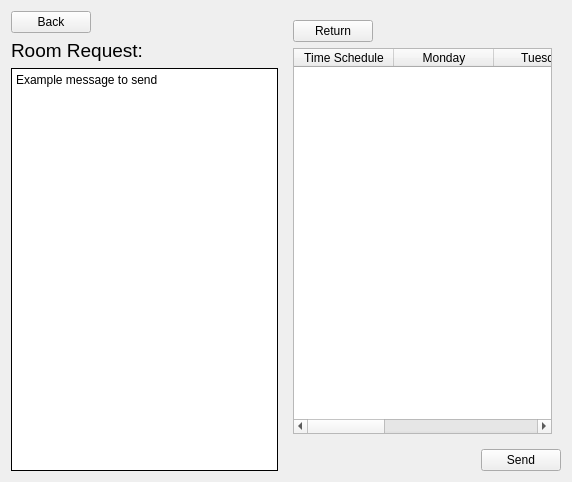
Before: the Qt Designer form Room_Request_Staff.ui in Carl-Sayson/TUPC-Room-Utilization, drawn with Qt 5.
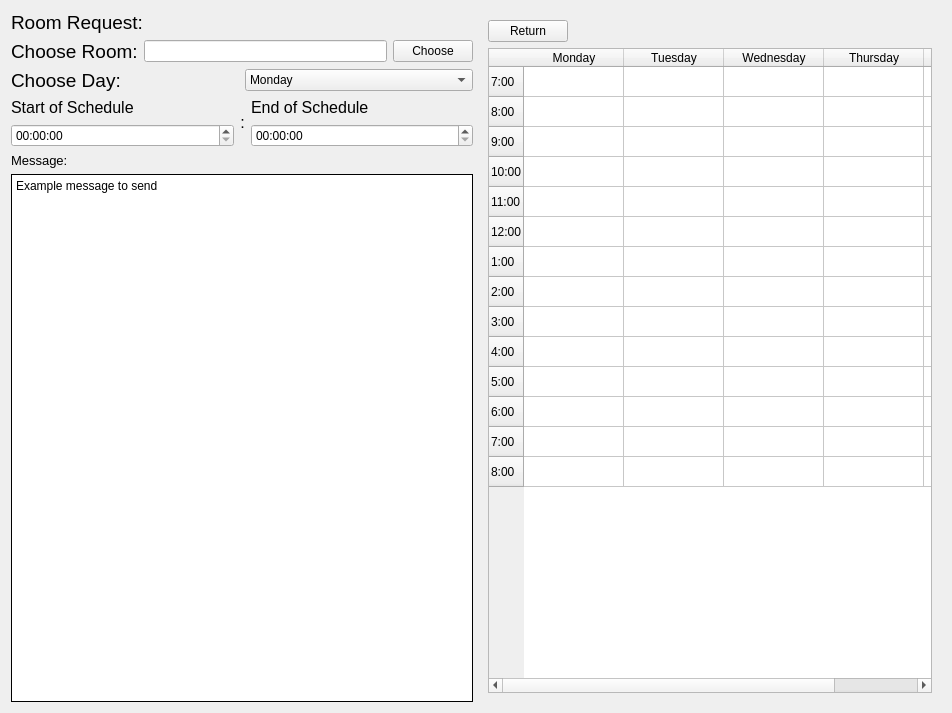
After: the same form once the commit is applied. The open tabs and pages were chosen to show the change.

What changed in the file:
```diff
--- a/Room_Request_Staff.ui
+++ b/Room_Request_Staff.ui
@@ -6,23 +6,22 @@
    <rect>
     <x>0</x>
     <y>0</y>
-    <width>572</width>
-    <height>482</height>
+    <width>952</width>
+    <height>713</height>
    </rect>
   </property>
+  <property name="maximumSize">
+   <size>
+    <width>952</width>
+    <height>713</height>
+   </size>
+  </property>
   <property name="windowTitle">
    <string>Dialog</string>
   </property>
   <layout class="QGridLayout" name="gridLayout_3">
    <item row="0" column="0">
     <layout class="QVBoxLayout" name="verticalLayout">
-     <item alignment="Qt::AlignLeft">
-      <widget class="QPushButton" name="back_btn_request_staff">
-       <property name="text">
-        <string>Back</string>
-       </property>
-      </widget>
-     </item>
      <item>
       <widget class="QLabel" name="label_47">
        <property name="font">
@@ -35,6 +34,158 @@
        </property>
       </widget>
      </item>
+     <item>
+      <layout class="QHBoxLayout" name="horizontalLayout_4">
+       <item>
+        <widget class="QLabel" name="label_6">
+         <property name="font">
+          <font>
+           <pointsize>14</pointsize>
+          </font>
+         </property>
+         <property name="text">
+          <string>Choose Room:</string>
+         </property>
+        </widget>
+       </item>
+       <item>
+        <widget class="QLineEdit" name="lineEdit"/>
+       </item>
+       <item>
+        <widget class="QPushButton" name="choose_rm_btn">
+         <property name="text">
+          <string>Choose</string>
+         </property>
+        </widget>
+       </item>
+      </layout>
+     </item>
+     <item>
+      <layout class="QHBoxLayout" name="horizontalLayout_3">
+       <item>
+        <widget class="QLabel" name="label_5">
+         <property name="font">
+          <font>
+           <pointsize>14</pointsize>
+          </font>
+         </property>
+         <property name="text">
+          <string>Choose Day:</string>
+         </property>
+        </widget>
+       </item>
+       <item>
+        <widget class="QComboBox" name="instructor_day_edit_comboBox">
+         <item>
+          <property name="text">
+           <string>Monday</string>
+          </property>
+         </item>
+         <item>
+          <property name="text">
+           <string>Tuesday</string>
+          </property>
+         </item>
+         <item>
+          <property name="text">
+           <string>Wednesday</string>
+          </property>
+         </item>
+         <item>
+          <property name="text">
+           <string>Thursday</string>
+          </property>
+         </item>
+         <item>
+          <property name="text">
+           <string>Friday</string>
+          </property>
+         </item>
+        </widget>
+       </item>
+      </layout>
+     </item>
+     <item>
+      <layout class="QHBoxLayout" name="horizontalLayout_23">
+       <item>
+        <layout class="QVBoxLayout" name="verticalLayout_10">
+         <property name="spacing">
+          <number>7</number>
+         </property>
+         <item>
+          <widget class="QLabel" name="label_52">
+           <property name="font">
+            <font>
+             <pointsize>12</pointsize>
+            </font>
+           </property>
+           <property name="text">
+            <string>Start of Schedule</string>
+           </property>
+          </widget>
+         </item>
+         <item>
+          <widget class="QTimeEdit" name="start_time_staff"/>
+         </item>
+        </layout>
+       </item>
+       <item>
+        <widget class="QLabel" name="label_53">
+         <property name="sizePolicy">
+          <sizepolicy hsizetype="Fixed" vsizetype="Fixed">
+           <horstretch>0</horstretch>
+           <verstretch>0</verstretch>
+          </sizepolicy>
+         </property>
+         <property name="font">
+          <font>
+           <pointsize>12</pointsize>
+          </font>
+         </property>
+         <property name="text">
+          <string>:</string>
+         </property>
+         <property name="alignment">
+          <set>Qt::AlignCenter</set>
+         </property>
+        </widget>
+       </item>
+       <item>
+        <layout class="QVBoxLayout" name="verticalLayout_59">
+         <property name="spacing">
+          <number>7</number>
+         </property>
+         <item>
+          <widget class="QLabel" name="label_54">
+           <property name="font">
+            <font>
+             <pointsize>12</pointsize>
+            </font>
+           </property>
+           <property name="text">
+            <string>End of Schedule</string>
+           </property>
+          </widget>
+         </item>
+         <item>
+          <widget class="QTimeEdit" name="final_time_staff"/>
+         </item>
+        </layout>
+       </item>
+      </layout>
+     </item>
+     <item>
+      <widget class="QLabel" name="label_48">
+       <property name="font">
+        <font>
+         <pointsize>10</pointsize>
+        </font>
+       </property>
+       <property name="text">
+        <string>Message:</string>
+       </property>
+      </widget>
+     </item>
      <item>
       <widget class="QPlainTextEdit" name="room_request_staff">
        <property name="minimumSize">
@@ -62,8 +213,6 @@
     </layout>
    </item>
    <item row="0" column="1">
-    <layout class="QVBoxLayout" name="verticalLayout_2">
-     <item>
       <widget class="QStackedWidget" name="stackedWidget">
        <property name="minimumSize">
         <size>
@@ -78,11 +227,76 @@
         <layout class="QGridLayout" name="gridLayout">
          <item row="1" column="0">
           <widget class="QTableWidget" name="staff_room_sched_table_request">
-           <column>
+         <row>
             <property name="text">
-             <string>Time Schedule</string>
-            </property>
-           </column>
+           <string>7:00</string>
+          </property>
+         </row>
+         <row>
+          <property name="text">
+           <string>8:00</string>
+          </property>
+         </row>
+         <row>
+          <property name="text">
+           <string>9:00</string>
+          </property>
+         </row>
+         <row>
+          <property name="text">
+           <string>10:00</string>
+          </property>
+         </row>
+         <row>
+          <property name="text">
+           <string>11:00</string>
+          </property>
+         </row>
+         <row>
+          <property name="text">
+           <string>12:00</string>
+          </property>
+         </row>
+         <row>
+          <property name="text">
+           <string>1:00</string>
+          </property>
+         </row>
+         <row>
+          <property name="text">
+           <string>2:00</string>
+          </property>
+         </row>
+         <row>
+          <property name="text">
+           <string>3:00</string>
+          </property>
+         </row>
+         <row>
+          <property name="text">
+           <string>4:00</string>
+          </property>
+         </row>
+         <row>
+          <property name="text">
+           <string>5:00</string>
+          </property>
+         </row>
+         <row>
+          <property name="text">
+           <string>6:00</string>
+          </property>
+         </row>
+         <row>
+          <property name="text">
+           <string>7:00</string>
+          </property>
+         </row>
+         <row>
+          <property name="text">
+           <string>8:00</string>
+          </property>
+         </row>
            <column>
             <property name="text">
              <string>Monday</string>
@@ -179,11 +393,7 @@
            </item>
           </layout>
          </item>
-        </layout>
-       </widget>
-      </widget>
-     </item>
-     <item alignment="Qt::AlignRight">
+       <item row="2" column="0" alignment="Qt::AlignRight">
       <widget class="QPushButton" name="send_btn_composed_request_instructor">
        <property name="text">
         <string>Send</string>
@@ -191,6 +401,8 @@
       </widget>
      </item>
     </layout>
+     </widget>
+    </widget>
    </item>
   </layout>
  </widget>
```
Left out of the diff: 24 changed lines with no effect on the pictures. Lines whose indentation alone changed are shown as unchanged.
